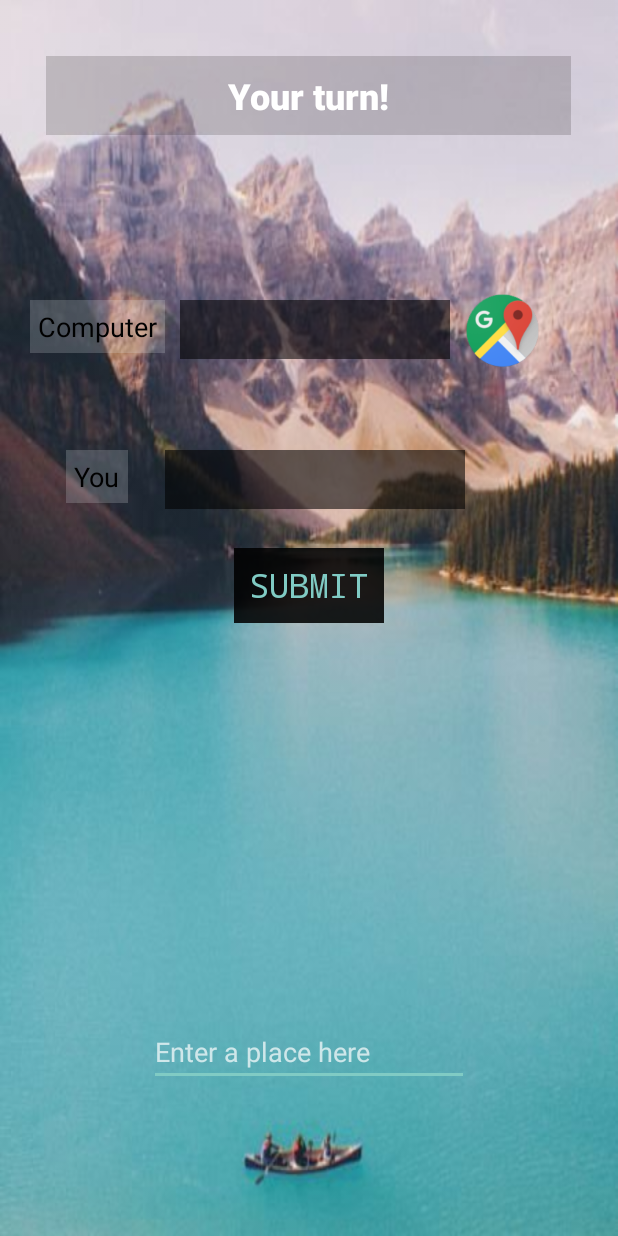
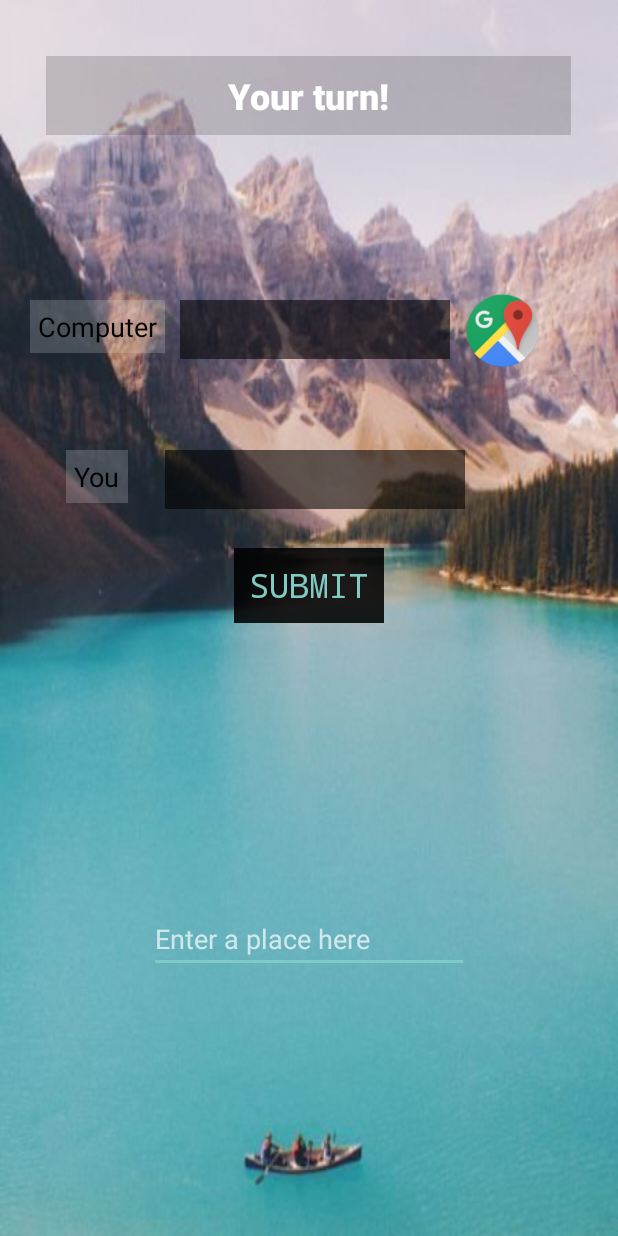
Before and after one commit to deepgosalia1/Atlas, an Android app: the MainActivity screen opened directly, with no data from a screen before it, on a phone screen of 412 x 824 dp. Run offline under Robolectric (Android 15) with nearby library versions, the light colour scheme and no system bars.

Commit message:
edit text updated

```diff
--- a/app/src/main/res/layout/activity_main.xml
+++ b/app/src/main/res/layout/activity_main.xml
@@ -26,7 +26,7 @@
         android:layout_height="wrap_content"
         android:layout_alignParentBottom="true"
         android:layout_centerHorizontal="true"
-        android:layout_marginBottom="100dp"
+        android:layout_marginBottom="175dp"
         android:ems="10" />
 
 
```
